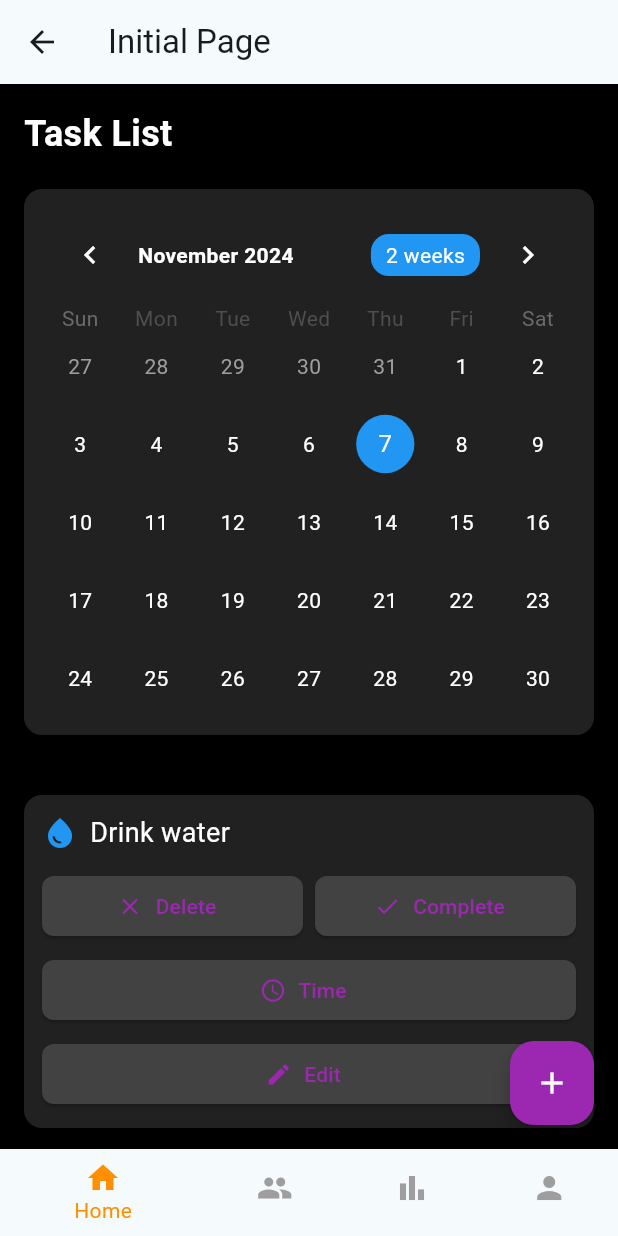
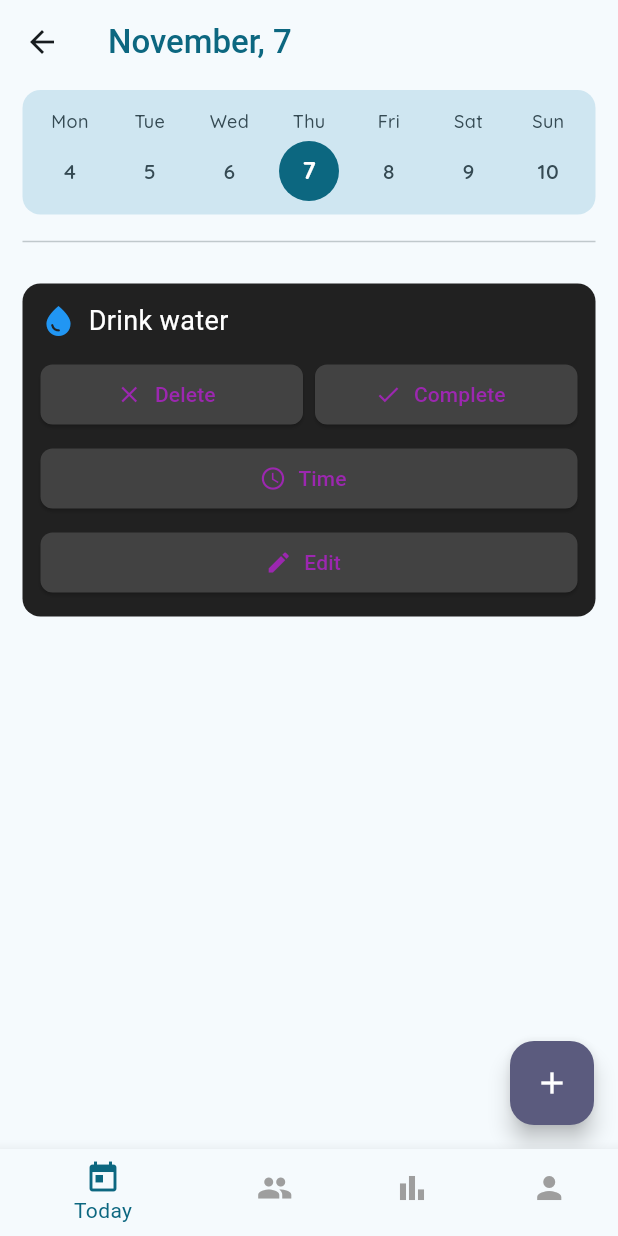
Before and after one commit to fes-ho/PIN-Code, a Flutter app: the InitialPageView screen opened by its route, on a phone screen of 412 x 824 dp. Run offline on Flutter 3.47's test engine with Material 3 defaults, Android fonts, the phone set to English and light mode, and no system bars; drawn by our look-alikes of table_calendar; our stand-ins replace flutter_dotenv, google_fonts, supabase_flutter; accounts and stored records are empty; generated files the repository leaves out were written again; network calls fail.

Commit message:
feat: some UI fixes

```diff
--- a/frontend/lib/src/views/homepage_view.dart
+++ b/frontend/lib/src/views/homepage_view.dart
@@ -1,4 +1,5 @@
 import 'package:flutter/material.dart';
+import 'package:google_fonts/google_fonts.dart';
 import 'package:intl/intl.dart';
 import 'package:table_calendar/table_calendar.dart';
 import 'package:frontend/src/views/create_task.dart';
@@ -8,36 +9,43 @@ class HomePageView extends StatefulWidget {
   const HomePageView({super.key});
 
   @override
-  // ignore: library_private_types_in_public_api
-  _HomePageViewState createState() => _HomePageViewState();
+  HomePageViewState createState() => HomePageViewState();
 }
 
-  class _HomePageViewState extends State<HomePageView> {
-  CalendarFormat _calendarFormat = CalendarFormat.month;
+class HomePageViewState extends State<HomePageView> {
+  CalendarFormat _calendarFormat = CalendarFormat.week;
   DateTime _focusedDay = DateTime.now();
-  DateTime? _selectedDay;
+  DateTime _selectedDay = DateTime.now();
+
   @override
   Widget build(BuildContext context) {
+    final colorScheme = Theme.of(context).colorScheme;
+
     return Scaffold(
-      backgroundColor: Colors.black,
+      backgroundColor: colorScheme.surface,
+      appBar: AppBar(
+        title: Text(
+          DateFormat('MMMM, d').format(_focusedDay),
+          style: GoogleFonts.lexendDeca(
+            color: colorScheme.primary,
+            fontWeight: FontWeight.w500,
+          ),
+        ),
+        backgroundColor: colorScheme.surfaceBright,
+      ),
       body: SafeArea(
         child: Padding(
-          padding: const EdgeInsets.all(16.0),
+          padding: const EdgeInsets.only( left: 15, right: 15, top: 4),
           child: Column(
             crossAxisAlignment: CrossAxisAlignment.start,
             children: [
-              const Text(
-                'Task List',
-                style: TextStyle(color: Colors.white, fontSize: 24, fontWeight: FontWeight.bold),
-              ),
-              const SizedBox(height: 20),
               _buildCalendar(),
-              const SizedBox(height: 20),
+              const SizedBox(height: 10),
+              Divider(color: colorScheme.outlineVariant),
               //_buildProgressBar(),
               const SizedBox(height: 20),
               _buildTaskDetails(),
               const Spacer(),
-
             ],
           ),
         ),
@@ -49,23 +57,39 @@ class HomePageView extends StatefulWidget {
             MaterialPageRoute(builder: (context) => const CreateTaskScreen()),
           );
         },
-        backgroundColor: Colors.purple,
-        child: const Icon(Icons.add, color: Colors.white),
+        backgroundColor: colorScheme.tertiary,
+        child: Icon(Icons.add, color: colorScheme.onTertiary),
       ),
     );
   }
 
-Widget _buildCalendar() {
+  Widget _buildCalendar() {
+    final colorScheme = Theme.of(context).colorScheme;
+
     return Container(
-      padding: const EdgeInsets.all(12),
+      padding: const EdgeInsets.only(left: 5, right: 5, top: 12, bottom: 3),
       decoration: BoxDecoration(
-        color: Colors.grey[900],
+        color: colorScheme.secondaryContainer,
         borderRadius: BorderRadius.circular(12),
       ),
       child: TableCalendar(
+        headerVisible: false,
         firstDay: DateTime.utc(2020, 1, 1),
         lastDay: DateTime.utc(2030, 12, 31),
         focusedDay: _focusedDay,
+        daysOfWeekStyle: DaysOfWeekStyle(
+          weekdayStyle: GoogleFonts.quicksand(
+            color: colorScheme.onSecondaryContainer,
+            fontSize: 12,
+            fontWeight: FontWeight.w500,
+          ),
+          weekendStyle: GoogleFonts.quicksand(
+            color: colorScheme.onSecondaryContainer,
+            fontSize: 12,
+            fontWeight: FontWeight.w500,
+          ),
+        ),
+        startingDayOfWeek: StartingDayOfWeek.monday,
         calendarFormat: _calendarFormat,
         selectedDayPredicate: (day) {
           return isSameDay(_selectedDay, day);
@@ -87,16 +111,39 @@ Widget _buildCalendar() {
           _focusedDay = focusedDay;
         },
 	  calendarStyle: CalendarStyle(
-          todayDecoration: const BoxDecoration(
-            color: Colors.blue,
+          todayDecoration: BoxDecoration(
+            shape: BoxShape.circle,
+            border: Border.fromBorderSide(
+                BorderSide(
+                  width: 1.5,
+                  color: colorScheme.primary,
+                )
+            ),
+          ),
+          selectedDecoration: BoxDecoration(
+            color: colorScheme.primary,
             shape: BoxShape.circle,
           ),
-          selectedDecoration: BoxDecoration(
-            color: Colors.amber[800],
-            shape: BoxShape.circle,
+          selectedTextStyle: GoogleFonts.quicksand(
+            color: colorScheme.onPrimary,
+            fontSize: 16,
+            fontWeight: FontWeight.w800,
           ),
-          defaultTextStyle: const TextStyle(color: Colors.white),
-          weekendTextStyle: const TextStyle(color: Colors.white),
+          todayTextStyle: GoogleFonts.quicksand(
+            color: colorScheme.onSecondaryContainer,
+            fontSize: 14,
+            fontWeight: FontWeight.w600,
+          ),
+          defaultTextStyle: GoogleFonts.quicksand(
+            color: colorScheme.onSecondaryContainer,
+            fontSize: 14,
+            fontWeight: FontWeight.w600,
+          ),
+          weekendTextStyle: GoogleFonts.quicksand(
+            color: colorScheme.onSecondaryContainer,
+            fontSize: 14,
+            fontWeight: FontWeight.w600,
+          ),
           outsideTextStyle: const TextStyle(color: Colors.grey),
         ),
         headerStyle: HeaderStyle(
@@ -178,8 +225,4 @@ Widget _buildCalendar() {
       ),
     );
   }
-
-
-
-
 }
--- a/frontend/lib/src/views/initialpage_view.dart
+++ b/frontend/lib/src/views/initialpage_view.dart
@@ -7,11 +7,10 @@ class InitialPageView extends StatefulWidget {
   static const String routeName = "/InitialPageView";
 
   @override
-  // ignore: library_private_types_in_public_api
-  _InitialPageViewState createState() => _InitialPageViewState();
+  InitialPageViewState createState() => InitialPageViewState();
 }
 
-class _InitialPageViewState extends State<InitialPageView> {
+class InitialPageViewState extends State<InitialPageView> {
   int _selectedIndex = 0;
 
   static const List<Widget> _widgetOptions = <Widget>[
@@ -29,18 +28,17 @@ class _InitialPageViewState extends State<InitialPageView> {
 
   @override
   Widget build(BuildContext context) {
+    final colorScheme = Theme.of(context).colorScheme;
+
     return Scaffold(
-      appBar: AppBar(
-        title: const Text('Initial Page'),
-      ),
       body: Center(
         child: _widgetOptions.elementAt(_selectedIndex),
       ),
       bottomNavigationBar: BottomNavigationBar(
         items: const <BottomNavigationBarItem>[
           BottomNavigationBarItem(
-            icon: Icon(Icons.home),
-            label: 'Home',
+            icon: Icon(Icons.today),
+            label: 'Today',
           ),
           BottomNavigationBarItem(
             icon: Icon(Icons.people),
@@ -56,7 +54,7 @@ class _InitialPageViewState extends State<InitialPageView> {
           ),
         ],
         currentIndex: _selectedIndex,
-        selectedItemColor: Colors.amber[800],
+        selectedItemColor: colorScheme.primary,
         unselectedItemColor: Colors.grey,
         onTap: _onItemTapped,
       ),
--- a/frontend/lib/src/views/log_in_view.dart
+++ b/frontend/lib/src/views/log_in_view.dart
@@ -40,16 +40,16 @@ class _LogInState extends State<LogIn> {
           children: [
             Column(
               children: [
-                Text("Email"),
+                const Text("Email"),
                 TextField(
                   controller: _emailEditingController,
                 ),
               ],
             ),
-            SizedBox(height: 33,),
+            const SizedBox(height: 33,),
             Column(
               children: [
-                Text("Password"),
+                const Text("Password"),
                 TextField(
                   controller: _passwordEditingController,
                 ),
@@ -60,7 +60,7 @@ class _LogInState extends State<LogIn> {
                 _emailEditingController.text,
                 _passwordEditingController.text
               ).then((_) => Navigator.pushNamed(context, SplashLoadingView.routeName));
-            }, child: Text("Sign In"))
+            }, child: const Text("Sign In"))
           ],
         ),
       ),
--- a/frontend/lib/src/views/main_view.dart
+++ b/frontend/lib/src/views/main_view.dart
@@ -15,6 +15,6 @@ class MainView extends StatelessWidget {
 
   @override
   Widget build(BuildContext context) {
-    return InitialPageView();
+    return const InitialPageView();
   }
 }
```
